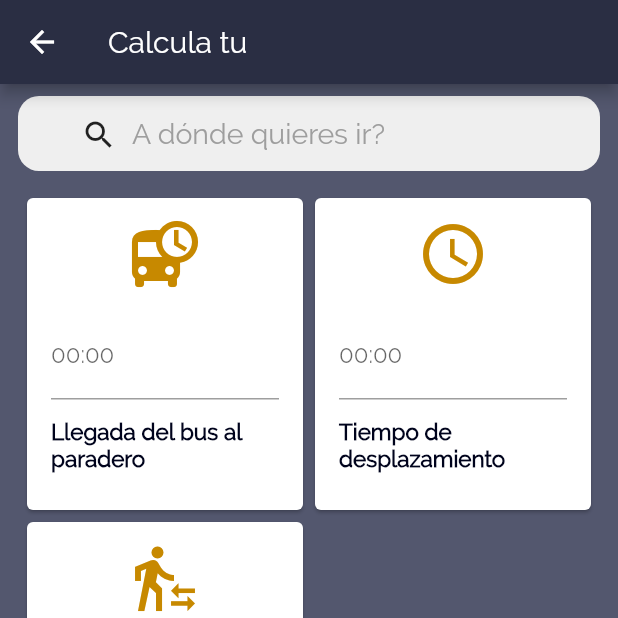
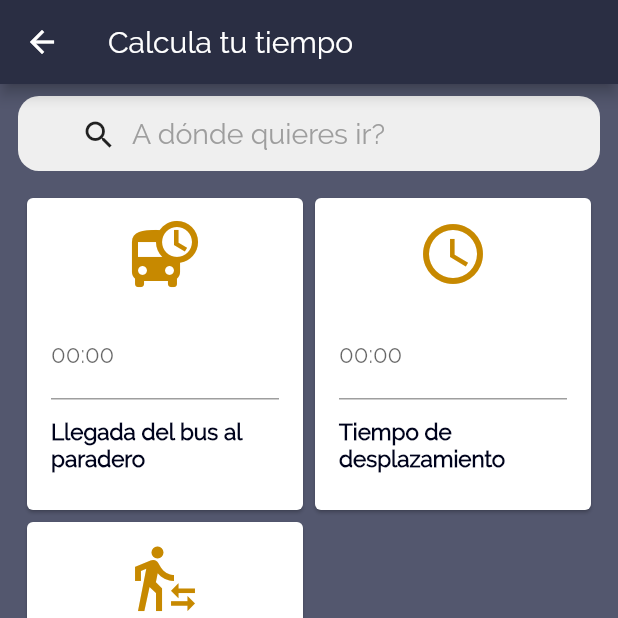
Before and after one commit to karenyulierr/AppTakeva, a Flutter app: the CalcularTiempo screen opened directly, on a phone screen of 412 x 824 dp, the top half of it. Run offline on Flutter 3.47's test engine with Material 2 defaults, Android fonts, the phone set to English and light mode, and no system bars; our stand-ins replace flutter_signin_button.

Commit message:
prueba 2

```diff
--- a/lib/ui/calcular_tiempo.dart
+++ b/lib/ui/calcular_tiempo.dart
@@ -12,7 +12,7 @@ class _CalcularTiempoState extends State<CalcularTiempo> {
     return Scaffold(
         backgroundColor: Color(0xFF53576e),
         appBar: AppBar(
-          title: Text('Calcula tu '),
+          title: Text('Calcula tu tiempo'),
           backgroundColor: Color(0xFF2a2e43),
         ),
         body: ListView(
```
Also changed, not shown: pubspec.lock.
